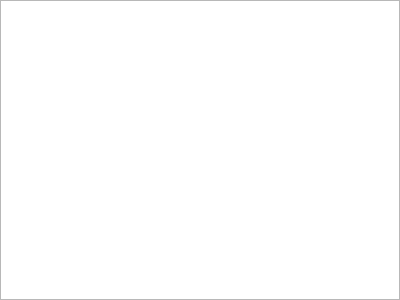
This is blocktableform.ui in kungurovk/laser-backlight-tester as Qt 5 draws it before an edit. The edited form follows.
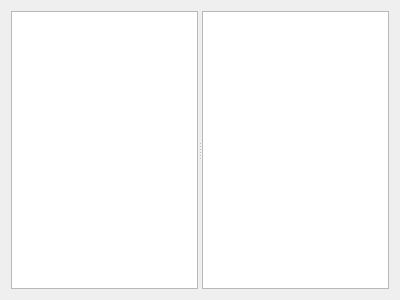
This is the edited form.

Diff of the .ui file:
```diff
--- a/blocktableform.ui
+++ b/blocktableform.ui
@@ -13,31 +13,15 @@
   <property name="windowTitle">
    <string>Form</string>
   </property>
-  <layout class="QVBoxLayout" name="verticalLayout_2">
-   <property name="spacing">
-    <number>0</number>
-   </property>
-   <property name="leftMargin">
-    <number>0</number>
-   </property>
-   <property name="topMargin">
-    <number>0</number>
-   </property>
-   <property name="rightMargin">
-    <number>0</number>
-   </property>
-   <property name="bottomMargin">
-    <number>0</number>
-   </property>
+  <layout class="QVBoxLayout" name="verticalLayout">
    <item>
-    <layout class="QVBoxLayout" name="verticalLayout">
-     <property name="spacing">
-      <number>0</number>
+    <widget class="QSplitter" name="splitter">
+     <property name="orientation">
+      <enum>Qt::Horizontal</enum>
      </property>
-     <item>
-      <widget class="QTableWidget" name="tableWidget"/>
-     </item>
-    </layout>
+     <widget class="QTableWidget" name="blockTableWidget"/>
+     <widget class="QTableWidget" name="detailTableWidget"/>
+    </widget>
    </item>
   </layout>
  </widget>
```
